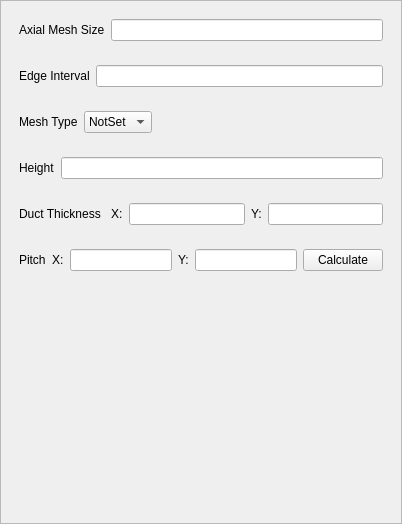
This is Application/qDefaults.ui in Sprunth/RGG as Qt 5 draws it before an edit. The edited form follows.
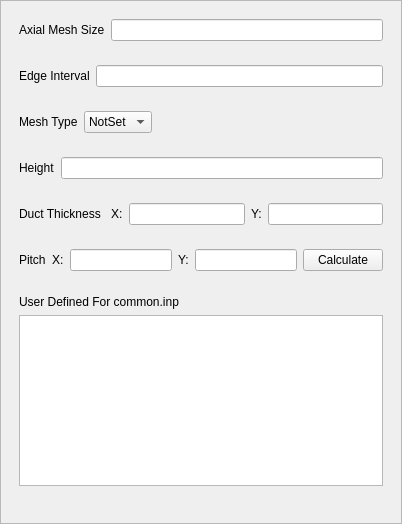
This is the edited form.

The edit to the form file:
```diff
--- a/Application/qDefaults.ui
+++ b/Application/qDefaults.ui
@@ -198,6 +198,22 @@
          </layout>
         </widget>
        </item>
+       <item>
+        <widget class="QWidget" name="UserDefinedArea" native="true">
+         <layout class="QVBoxLayout" name="verticalLayout_2">
+          <item>
+           <widget class="QLabel" name="label_2">
+            <property name="text">
+             <string>User Defined For common.inp</string>
+            </property>
+           </widget>
+          </item>
+          <item>
+           <widget class="QPlainTextEdit" name="UserDefined"/>
+          </item>
+         </layout>
+        </widget>
+       </item>
        <item>
         <spacer name="verticalSpacer">
          <property name="orientation">
```
